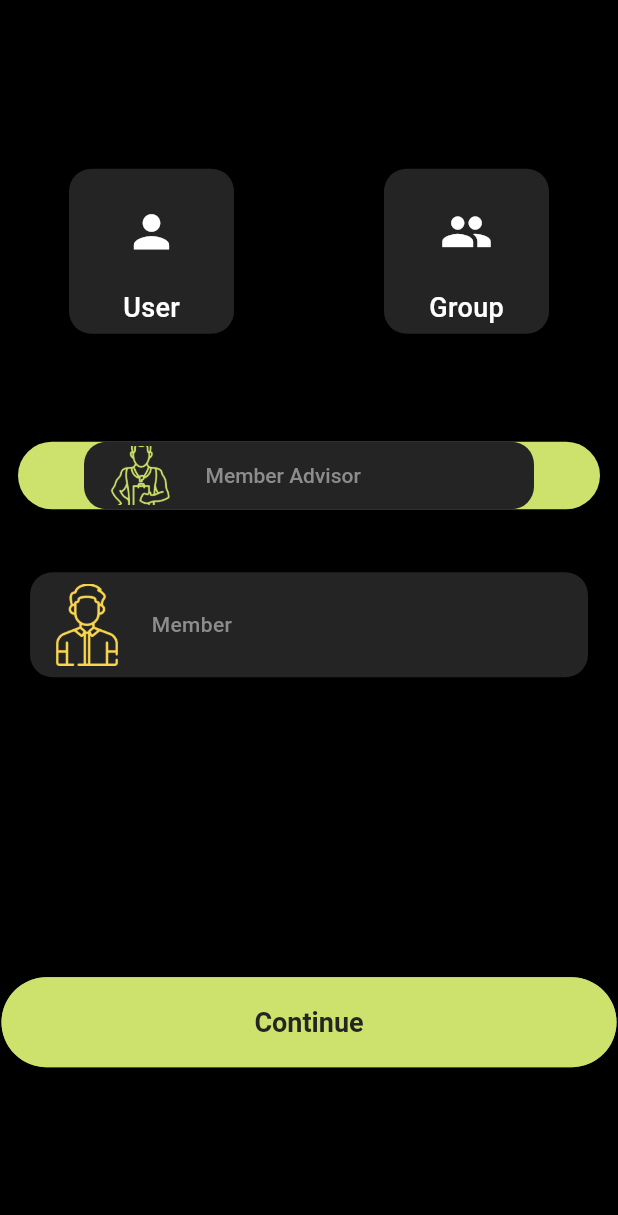
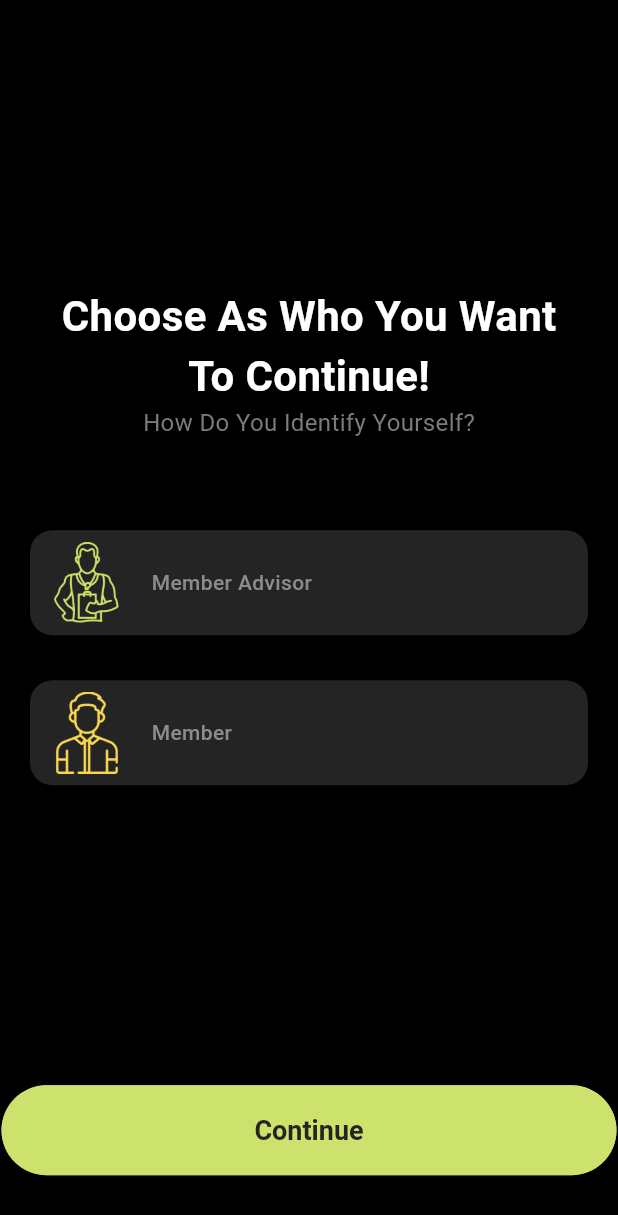
Before and after one commit to rav3zster/totalhealthy-ai, a Flutter app: the SwitchRoleScreen screen opened by its route, on a phone screen of 412 x 824 dp. Shown: the top 1215 px of the screen. Run offline on Flutter 3.47's test engine with Material 3 defaults, Android fonts, the phone set to English and light mode, and no system bars; our stand-ins replace dio, easy_date_timeline, get, get_storage; accounts and stored records are empty; network calls fail.

Commit message:
role page

```diff
--- a/lib/app/modules/user_group_view/views/group_user_page.dart
+++ b/lib/app/modules/user_group_view/views/group_user_page.dart
@@ -27,7 +27,7 @@ class _GroupListPageState extends State<GroupListPage> {
     return Scaffold(
       // bottomNavigationBar: MobileNavBar(),
       backgroundColor: const Color(0XFF0C0C0C),
-      drawer: DrawerMenu(),
+      // drawer: DrawerMenu(),
       appBar: AppBar(
         backgroundColor: Color(0XFF0C0C0C),
 
--- a/lib/app/widgets/switch_role_screen.dart
+++ b/lib/app/widgets/switch_role_screen.dart
@@ -24,104 +24,38 @@ class _SwitchRoleScreenState extends State<SwitchRoleScreen> {
       body: Column(
         mainAxisAlignment: MainAxisAlignment.center,
         children: [
-          Row(
-            mainAxisAlignment: MainAxisAlignment.center,
-            children: [
-              GestureDetector(
-                onTap: () {
-                  setState(() {
-                    slectedValue = "isUser=true";
-                    isMaleSelected = true;
-                    isFemaleSelected = false; // Deselect female
-                  });
-                },
-                child: Container(
-                  margin: const EdgeInsets.only(left: 0),
-                  decoration: BoxDecoration(
-                    color: const Color.fromARGB(255, 36, 36, 36),
-                    borderRadius: BorderRadius.circular(15),
-                    border: Border.all(
-                      color: isMaleSelected
-                          ? const Color.fromARGB(255, 146, 159, 83)
-                          : Colors.transparent,
-                      width: 3,
+          SizedBox(
+            height: 150,
+          ),
+          Text(
+            "Choose As Who You Want",
+            style: TextStyle(
+                fontSize: 28,
+                fontWeight: FontWeight.bold,
+                color: Color(0XFFFFFFFF)),
+          ),
+          Text(
+            "To Continue!",
+            style: TextStyle(
+              fontSize: 28,
+              fontWeight: FontWeight.bold,
+              color: Color(0XFFFFFFFF),
             ),
           ),
-                  width: 110,
-                  height: 110,
-                  child: const Column(
-                    mainAxisAlignment: MainAxisAlignment.center,
-                    children: [
-                      SizedBox(height: 20),
-                      Icon(Icons.person, size: 35),
-                      SizedBox(height: 20),
           Text(
-                        "User",
-                        style: TextStyle(
-                          color: Colors.white,
-                          fontWeight: FontWeight.w500,
-                          fontSize: 18,
-                        ),
-                      ),
-                    ],
-                  ),
-                ),
+            "How Do You Identify Yourself?",
+            style: TextStyle(color: Color(0XFF7B7B7A), fontSize: 16),
           ),
           SizedBox(
-                width: 100,
+            height: 60,
           ),
           GestureDetector(
             onTap: () {
               setState(() {
                 slectedValue = "isUser=false";
-                    isFemaleSelected = true;
-                    isMaleSelected = false; // Deselect male
+                isMaleSelected = true;
+                isFemaleSelected = false; // Deselect female
               });
-                },
-                child: Container(
-                  margin: const EdgeInsets.only(right: 0),
-                  decoration: BoxDecoration(
-                    color: const Color.fromARGB(255, 36, 36, 36),
-                    borderRadius: BorderRadius.circular(15),
-                    border: Border.all(
-                      color: isFemaleSelected
-                          ? Colors.amberAccent
-                          : Colors.transparent,
-                      width: 3,
-                    ),
-                  ),
-                  width: 110,
-                  height: 110,
-                  child: const Column(
-                    mainAxisAlignment: MainAxisAlignment.center,
-                    children: [
-                      SizedBox(height: 20),
-                      Icon(Icons.group, size: 35),
-                      SizedBox(height: 20),
-                      Text(
-                        "Group",
-                        style: TextStyle(
-                          color: Colors.white,
-                          fontWeight: FontWeight.w500,
-                          fontSize: 18,
-                        ),
-                      ),
-                    ],
-                  ),
-                ),
-              ),
-            ],
-          ),
-          SizedBox(
-            height: 60,
-          ),
-          CustomButton(
-            type: ButtonType.elevated,
-            size: ButtonSize.medium,
-            onPressed: () {
-              slectedValue == ""
-                  ? null
-                  : Get.toNamed("${Routes.USER_GROUP_VIEW}?$slectedValue");
             },
             child: Container(
               margin: const EdgeInsets.symmetric(horizontal: 20),
@@ -167,7 +101,7 @@ class _SwitchRoleScreenState extends State<SwitchRoleScreen> {
           GestureDetector(
             onTap: () {
               setState(() {
-                slectedValue = Routes.USER_GROUP_VIEW;
+                slectedValue = "isUser=true";
                 isFemaleSelected = true;
                 isMaleSelected = false; // Deselect male
               });
@@ -222,7 +156,10 @@ class _SwitchRoleScreenState extends State<SwitchRoleScreen> {
                   borderRadius: BorderRadius.circular(30)),
               child: ElevatedButton(
                 onPressed: () {
-                  slectedValue == "" ? null : Get.offAllNamed(slectedValue);
+                  slectedValue == ""
+                      ? null
+                      : Get.offAllNamed(
+                          "${Routes.USER_GROUP_VIEW}?$slectedValue");
                 },
                 child: const Text(
                   "Continue",
```
Lines whose indentation alone changed are shown as unchanged.
